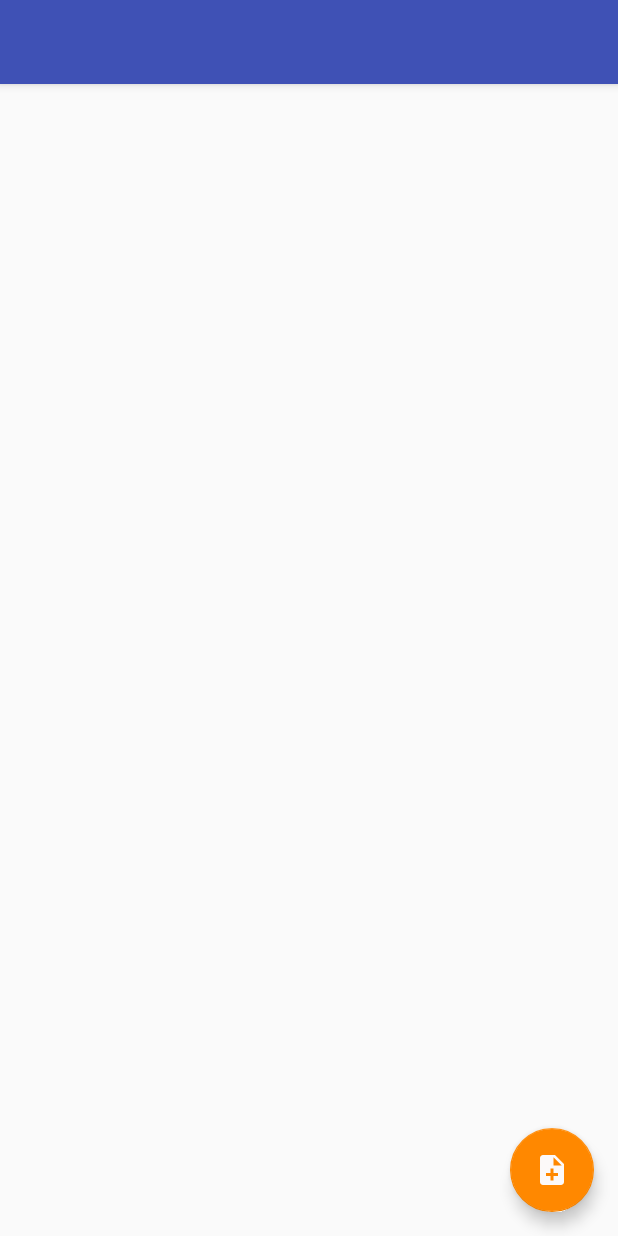
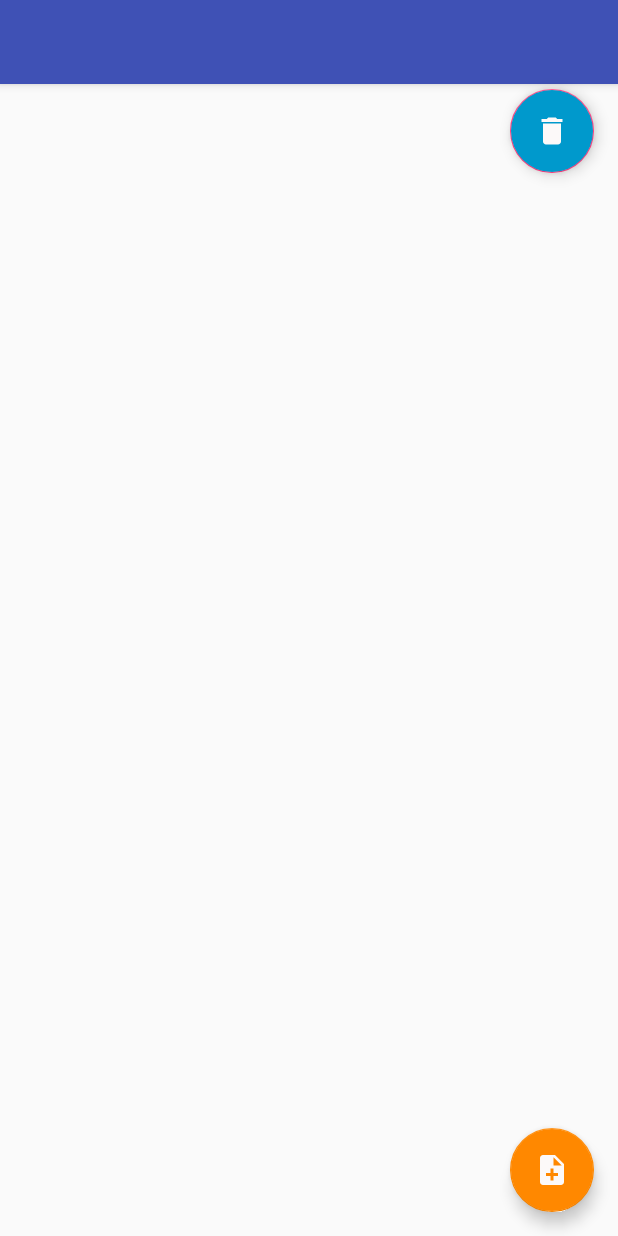
Before and after one commit to michaelfrantzen/PomodoroTimerV2, an Android app: the layout activity_profile.xml on its own in the app's theme, with its tools: preview values and no code run, on a phone screen of 412 x 824 dp. Run offline under Robolectric (Android 15) with nearby library versions, the phone set to English and light mode, and no system bars.

Commit message:
Added a delete floating button

```diff
--- a/app/src/main/java/com/example/michael/pomodorotimerv2/Profile.java
+++ b/app/src/main/java/com/example/michael/pomodorotimerv2/Profile.java
@@ -4,9 +4,10 @@ package com.example.michael.pomodorotimerv2;
 import org.json.JSONException;
 import org.json.JSONObject;
 
+import java.io.Serializable;
 import java.util.UUID;
 
-public class Profile extends Object {
+public class Profile extends Object{
     private static final String JSON_NAME = "name";
     private static final String JSON_WORK = "work";
     private static final String JSON_REST = "rest";
--- a/app/src/main/java/com/example/michael/pomodorotimerv2/ProfileDir.java
+++ b/app/src/main/java/com/example/michael/pomodorotimerv2/ProfileDir.java
@@ -3,13 +3,14 @@ package com.example.michael.pomodorotimerv2;
 import android.content.Context;
 import android.util.Log;
 
+import java.io.Serializable;
 import java.util.ArrayList;
 
 /**
  * Created by Michael on 3/28/2018.
  */
 
-public class ProfileDir {
+public class ProfileDir{
     private static final String TAG = "ProfileDir";
     private static final String FILENAME = "profiles.json";
 
@@ -49,4 +50,6 @@ public class ProfileDir {
             return false;
         }
     }
+
+
 }
--- a/app/src/main/java/com/example/michael/pomodorotimerv2/ProfileIntentJSONSerializer.java
+++ b/app/src/main/java/com/example/michael/pomodorotimerv2/ProfileIntentJSONSerializer.java
@@ -71,4 +71,6 @@ public class ProfileIntentJSONSerializer extends Object {
             }
         }
     }
+
+
 }
--- /dev/null
+++ b/app/src/main/res/drawable/trash.xml
@@ -0,0 +1,9 @@
+<vector xmlns:android="http://schemas.android.com/apk/res/android"
+        android:width="24dp"
+        android:height="24dp"
+        android:viewportWidth="24.0"
+        android:viewportHeight="24.0">
+    <path
+        android:fillColor="#fcf9f9"
+        android:pathData="M6,19c0,1.1 0.9,2 2,2h8c1.1,0 2,-0.9 2,-2V7H6v12zM19,4h-3.5l-1,-1h-5l-1,1H5v2h14V4z"/>
+</vector>
--- a/app/src/main/res/layout/activity_profile.xml
+++ b/app/src/main/res/layout/activity_profile.xml
@@ -31,4 +31,14 @@
         app:backgroundTint="@android:color/holo_orange_dark"
         app:srcCompat="@drawable/new_profile" />
 
+    <android.support.design.widget.FloatingActionButton
+        android:id="@+id/fab2"
+        android:layout_width="wrap_content"
+        android:layout_height="wrap_content"
+        android:layout_gravity="top|end"
+        android:layout_marginRight="16dp"
+        android:layout_marginTop="59dp"
+        android:backgroundTint="@android:color/holo_blue_dark"
+        android:src="@drawable/trash" />
+
 </android.support.design.widget.CoordinatorLayout>
--- a/app/src/main/res/layout/activity_timer.xml
+++ b/app/src/main/res/layout/activity_timer.xml
@@ -61,6 +61,8 @@
         android:id="@+id/exit_button"
         android:layout_width="wrap_content"
         android:layout_height="wrap_content"
+        android:layout_alignParentEnd="true"
+        android:layout_alignParentTop="true"
         android:src="@drawable/exit" />
 
     <ImageButton
@@ -68,7 +70,9 @@
         android:layout_width="wrap_content"
         android:layout_height="wrap_content"
         android:layout_alignParentTop="true"
-        android:layout_toStartOf="@+id/textView"
+        android:layout_toEndOf="@+id/textView"
         android:src="@drawable/reset" />
 
+
+
 </RelativeLayout>
--- a/app/src/main/res/layout/listview.xml
+++ b/app/src/main/res/layout/listview.xml
@@ -5,4 +5,5 @@
     android:padding="20dip"
     android:textSize="35dip"
     android:textStyle="bold">
+
 </TextView>
```
Also changed, not shown: app/src/main/java/com/example/michael/pomodorotimerv2/ProfileActivity.java (+13 -14 lines), app/src/main/java/com/example/michael/pomodorotimerv2/TimerActivity.java (+8 -1 lines), app/src/main/res/layout/empty_profile.xml (+2 -9 lines).
